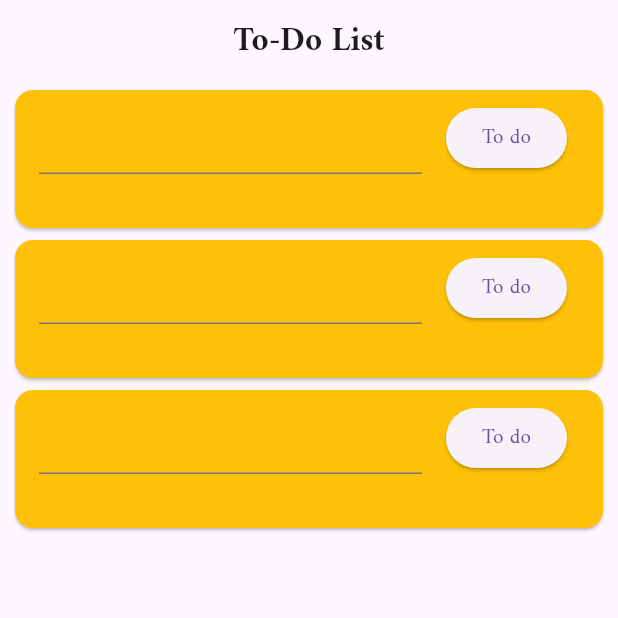
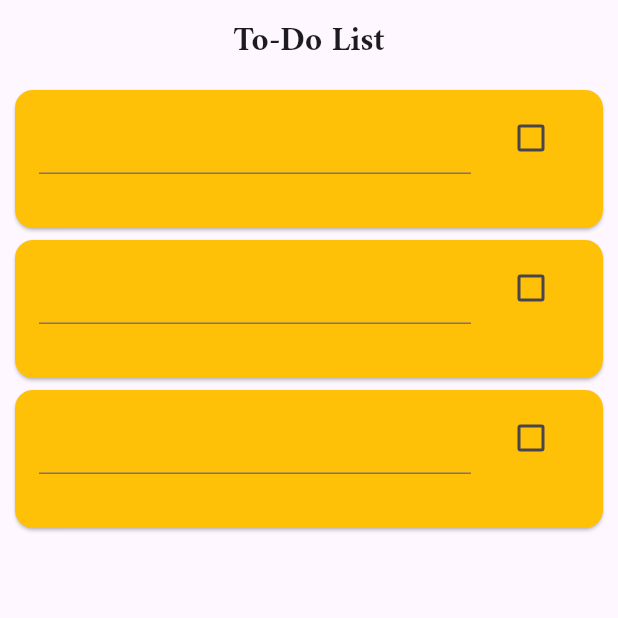
Before and after one commit to erwan-legoff/flutter_first_app, a Flutter app: the screen it shows after launch, on a phone screen of 412 x 824 dp, the top half of it. Run offline on Flutter 3.47's test engine with Material 3 defaults, Android fonts, the phone set to English and light mode, and no system bars.

```diff
--- a/lib/components/todo.dart
+++ b/lib/components/todo.dart
@@ -11,15 +11,18 @@ class Todo extends StatefulWidget {
 class _TodoState extends State<Todo> {
   bool _done = false;
   String _doneMessage = 'To do';
+  Color _backgroundColor = Colors.amber;
   final TextEditingController _toDoTitleController = TextEditingController();
 
-  void toggleDone() {
+  void toggleDone(bool? done) {
     setState(() {
-      _done = !_done;
+      _done = done!;
       if (_done) {
         _doneMessage = "Done";
+        _backgroundColor = Colors.blueGrey;
       } else {
         _doneMessage = 'To do';
+        _backgroundColor = Colors.amber;
       }
     });
   }
@@ -30,14 +33,16 @@ class _TodoState extends State<Todo> {
       width: 400,
       height: 100,
       child: Card(
-          color: Colors.amber,
+          color: _backgroundColor,
           child: ListTile(
-            title: TextField(
-              controller: _toDoTitleController,
-            ),
-            trailing: ElevatedButton(
-                onPressed: toggleDone, child: Text(_doneMessage)),
-          )),
+              title: TextField(
+                controller: _toDoTitleController,
+              ),
+              trailing: Checkbox(value: _done, onChanged: toggleDone)
+
+              // ElevatedButton(
+              //     onPressed: toggleDone, child: Text(_doneMessage)),
+              )),
     );
   }
 }
```
